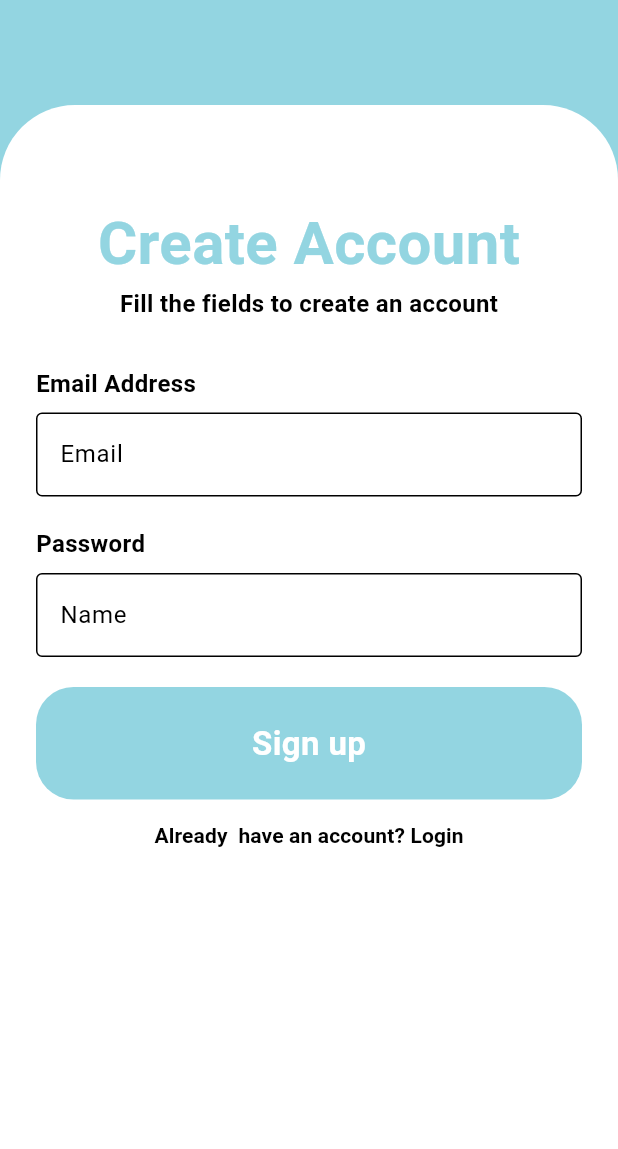
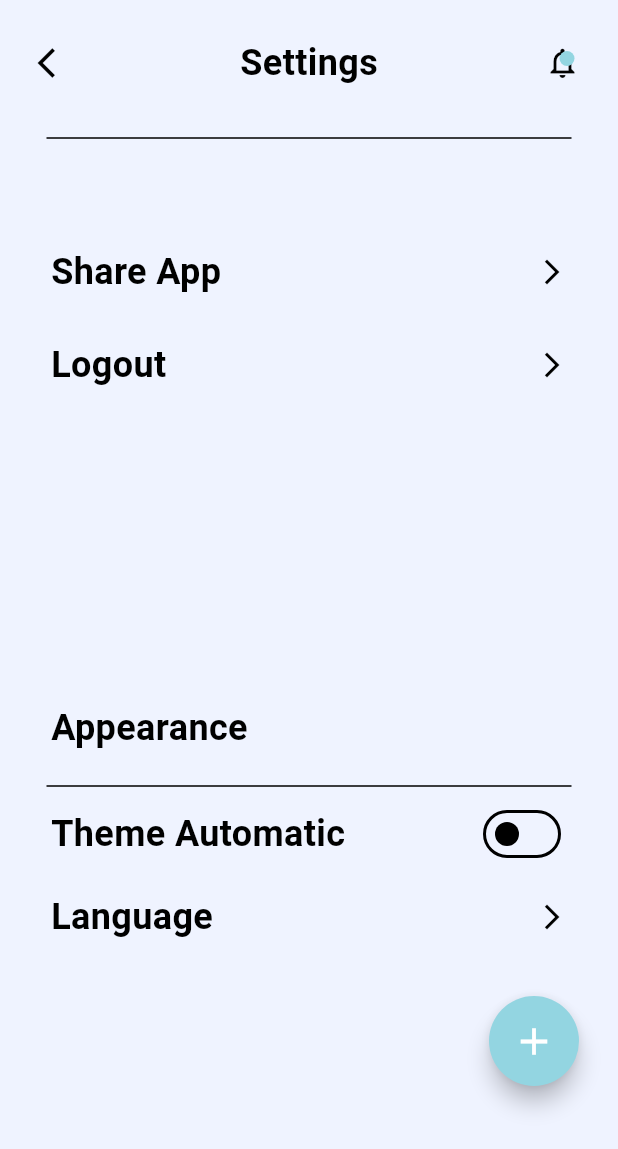
Before and after one commit to ersa20b/final-graduation, a Flutter app: the screen it shows after launch, on a phone screen of 412 x 824 dp. Shown: the top 1149 px of the screen. Run offline on Flutter 3.47's test engine with Material 3 defaults, Android fonts, the phone set to English and light mode, and no system bars.

Commit message:
setting page added

```diff
--- a/lib/main.dart
+++ b/lib/main.dart
@@ -1,9 +1,15 @@
 import 'package:flutter/material.dart';
-import 'package:graduation_med_/pages/home_page.dart';
 
-//import 'package:graduation_med_/pages/on_boarding_screen.dart';
-import 'package:graduation_med_/pages/signin_page.dart';
-import 'package:graduation_med_/pages/signup_page.dart';
+import 'pages/on_boarding_screen.dart';
+import 'pages/on_boarding_screens/first_screen.dart';
+import 'pages/on_boarding_screens/second_screen.dart';
+import 'pages/on_boarding_screens/third_screen.dart';
+
+
+import 'pages/setting.dart';
+import 'pages/home_page.dart';
+import 'pages/signin_page.dart';
+import 'pages/signup_page.dart';
 
 void main(){
   runApp(MyApp());
@@ -15,7 +21,7 @@ class MyApp extends StatelessWidget {
   Widget build(BuildContext context) {
     return MaterialApp(
       debugShowCheckedModeBanner: false,
-      home: SignupPage(),
+      home: Setting1(),
 
        //---------------------------
        theme: ThemeData(
--- /dev/null
+++ b/lib/pages/setting.dart
@@ -0,0 +1,253 @@
+import "package:flutter/material.dart";
+
+class Setting1 extends StatefulWidget {
+  const Setting1({super.key});
+
+  @override
+  State<Setting1> createState() => _Setting1State();
+}
+
+class _Setting1State extends State<Setting1> {
+
+
+    bool isThemeAutomatic = false;
+
+  @override
+  Widget build(BuildContext context) {
+    return Scaffold(
+      backgroundColor: Color(0xFFEFF3FF),
+
+
+body: SafeArea(
+child: Column(
+      children: [
+      // CHILD NO.1 OF THE COLUMN
+     Padding(
+      padding: EdgeInsets.symmetric(vertical: 25.0, horizontal: 25),
+
+              //A
+              // child of the first child= custom appbar
+              child: Row(
+              children: [
+                  //1
+              Icon(Icons.arrow_back_ios, color: Colors.black),
+                  //2
+              Text("Settings",
+                  style: TextStyle(
+                  fontWeight: FontWeight.bold,
+                          fontSize: 24,
+                          color: Colors.black)),
+                  //3
+                  // to overlap or layer the Bell with the blue circle to indicate ON
+                  Stack(
+                    children: [
+                      // Bell
+                      Icon(Icons.notifications_none, color: Colors.black),
+                      //Blue circle
+                      // First: determine the position of this circle where on the bell
+                      Positioned(
+                        top: 4,
+                        right: 4,
+
+
+// SECOND: create the circle which is just a container
+child: Container(
+// THIRD: shaping the container to a circle
+ width: 10,
+ height: 10,
+ decoration:BoxDecoration(
+ color: Color(0xFF93D5E1),
+ shape: BoxShape.circle,
+                          ),
+                        ),
+                      ),
+                    ],
+                  ),
+                ],
+                // spread what is inside the row evenly throughout the row
+                mainAxisAlignment: MainAxisAlignment.spaceBetween,
+              ),
+            ),
+
+
+
+
+
+ // CHILD NO.2 OF THE COLUMN
+  //B
+  // FIRST segment options
+            const Center(
+              // draw the line with divider and then set the length of that line with width
+              // But we cannot determine the width of the Divider widget then how to set the length?
+              // Divider wrapped around a sized box or a container and set their width which is gonna be the length of the line
+              child: SizedBox(
+                width: 350,
+                child: Divider(thickness: 1, color: Colors.black),
+              ),
+            ),
+
+            // SPACE 1
+            // the space between the customized appbar and the first segment of the screen
+            SizedBox(height: 50),
+
+            Padding(
+              padding: const EdgeInsets.symmetric(horizontal: 34),
+              child: Column(
+                children: [
+                  SettingsRow(
+                    title: 'Share App',
+                    onTap: () {},
+                  ),
+                  SettingsRow(
+                    title: 'Logout',
+                    onTap: () {},
+                  ),
+                ],
+              ),
+            ),
+
+            //C
+            // SECOND segment of the screen
+
+            // SPACE 1
+            // the space between the FIRST segment and the SECOND segment of the screen
+            SizedBox(height: 180),
+
+            // CHILD NO.3 OF THE COLUMN
+            const Align(
+              alignment: Alignment.centerLeft,
+              child: Padding(
+                padding: EdgeInsets.symmetric(vertical: 14.0, horizontal: 34),
+                child: Text("Appearance",
+                    style: TextStyle(
+                      fontWeight: FontWeight.bold,
+                      fontSize: 24,
+                      color: Colors.black,
+                    )),
+              ),
+            ),
+
+
+
+
+            // CHILD NO.4 OF THE COLUMN
+            Center(
+              child: SizedBox(
+                width: 350,
+                child: Divider(thickness: 1, color: Colors.black),
+              ),
+            ),
+
+
+        // CHILD NO.5 OF THE COLUMN
+      Padding(
+  padding: EdgeInsets.symmetric(horizontal: 34),
+  child: Row(
+    mainAxisAlignment: MainAxisAlignment.spaceBetween,
+    children: [
+      Text(
+        'Theme Automatic',
+        style: TextStyle(
+          fontWeight: FontWeight.bold,
+          fontSize: 24,
+        ),
+      ),
+      Switch(
+        value: isThemeAutomatic,
+        onChanged: (val) {
+          setState(() => isThemeAutomatic = val);
+        },
+        activeColor: Colors.black,
+        inactiveThumbColor: Colors.black,
+        activeTrackColor: Color(0xFFEFF3FF),
+        inactiveTrackColor: Color(0xFFEFF3FF),
+      ),
+    ],
+    ),
+      ),
+
+    // CHILD NO.6 OF THE COLUMN
+      Padding(
+              padding: const EdgeInsets.symmetric(horizontal: 34),
+              child: Column(
+                children: [
+                  SettingsRow(
+                    title: 'Language',
+                    onTap: () {},
+                  ),
+                ]
+  ),
+),
+
+
+
+// CHILD NO.7 OF THE COLUMN
+ const Spacer(),
+
+
+
+  // CHILD NO.8 OF THE COLUMN
+  // floating action button is not the first to be mentioned and comes after the body (as in your structure)
+  Container(
+    height: 100,
+    width: 60,
+    decoration: BoxDecoration(
+      shape: BoxShape.circle, ),
+    margin: EdgeInsets.only(bottom: 80, left: 300),
+    child: FloatingActionButton(
+      backgroundColor: Color(0xFF93D5E1),
+      onPressed: () {},
+      child: Icon(Icons.add, color: Colors.white, size: 30),
+      shape: CircleBorder(),
+    ),
+  ),
+      ]
+),
+),
+);
+  }
+}
+
+
+
+
+
+
+
+
+//custom widget to reduce code and repetition
+
+class SettingsRow extends StatelessWidget {
+  // instead of text widget
+  final String title;
+
+  // function to be called when the whole row is tapped not just the text
+  final VoidCallback onTap;
+
+
+  // constructor taking in two named arguments the title and the function
+ SettingsRow({required this.title, required this.onTap, super.key});
+
+  @override
+  Widget build(BuildContext context) {
+    return InkWell(
+      onTap: onTap,
+      borderRadius: BorderRadius.circular(8),
+      child: Padding(
+        padding: const EdgeInsets.symmetric(vertical: 14.0),
+        child: Row(
+           mainAxisAlignment: MainAxisAlignment.spaceBetween,
+          children: [
+            Text(title,
+                style: const TextStyle(
+                    fontWeight: FontWeight.bold,
+                    fontSize: 24,
+                    color: Colors.black)),
+            Icon(Icons.arrow_forward_ios, size: 20, color: Colors.black),
+          ],
+
+        ),
+      ),
+    );
+  }
+}
```
Also changed, not shown: pubspec.lock, 1 other file.
